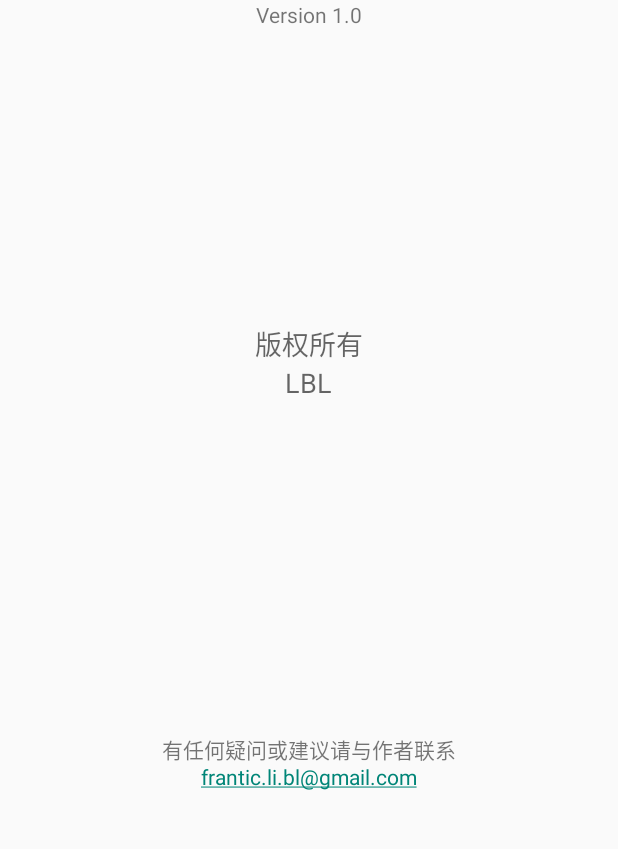
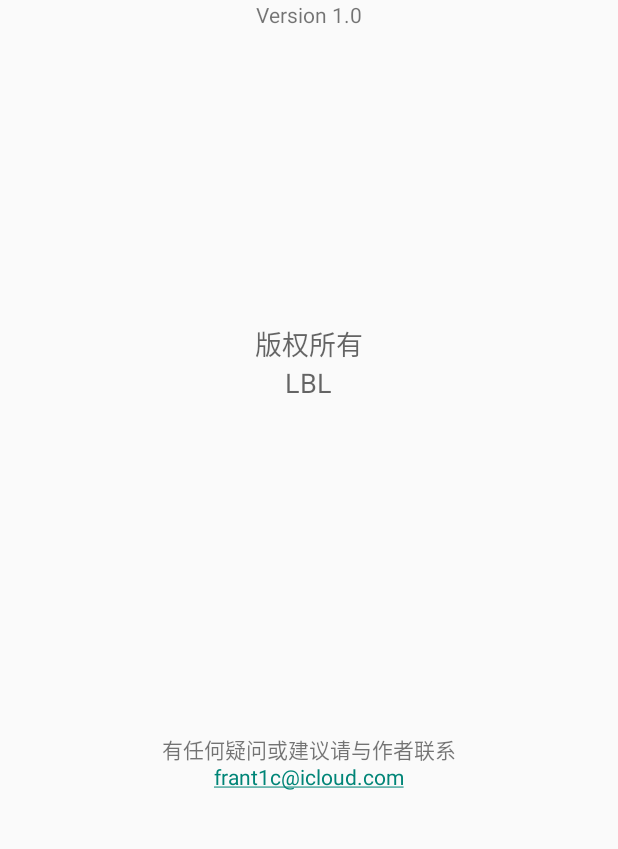
Before and after one commit to BoliLi/GroupReply, an Android app: the ActivityAbout screen opened directly, with no data from a screen before it, on a phone screen of 412 x 824 dp, the part 316-1165 px from its top. Run offline under Robolectric (Android 15) with nearby library versions, the phone set to English and light mode, and no system bars.

Commit message:
Email changged.

```diff
--- a/app/src/main/res/layout/activity_about.xml
+++ b/app/src/main/res/layout/activity_about.xml
@@ -56,7 +56,7 @@
     <TextView
         android:layout_width="wrap_content"
         android:layout_height="wrap_content"
-        android:text="frantic.li.bl@gmail.com"
+        android:text="frant1c@icloud.com"
         android:id="@+id/textView6"
         android:layout_marginTop="19dp"
         android:layout_alignTop="@+id/textView4"
```
